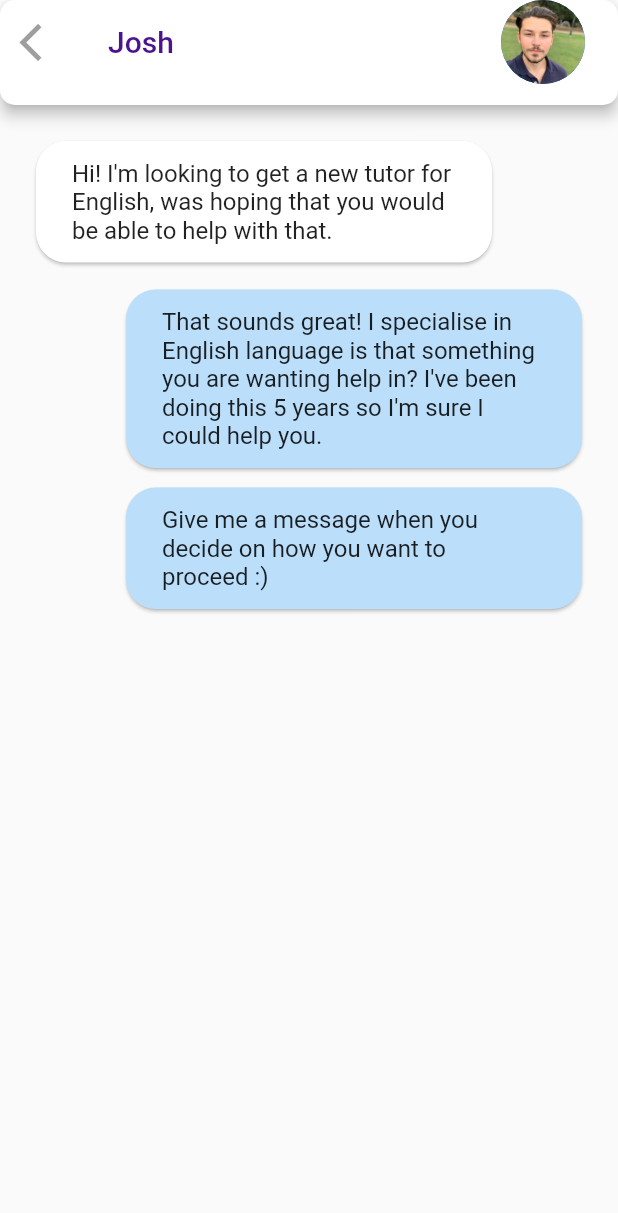
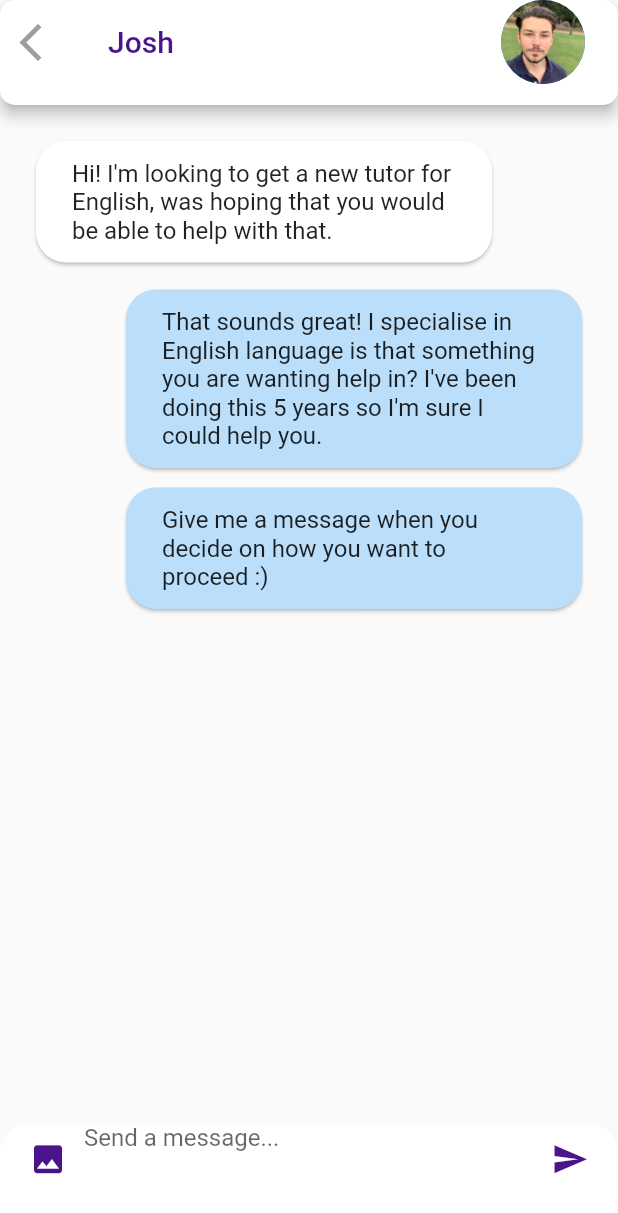
Before and after one commit to aj2109/Pocket-Pro, a Flutter app: the SearchPage screen opened directly, after a tap on the "message" icon, on a phone screen of 412 x 824 dp. Shown: the top 1213 px of the screen. Run offline on Flutter 3.47's test engine with Material 2 defaults, Android fonts, the phone set to English and light mode, and no system bars.

Commit message:
Chat UI mostly done

```diff
--- a/pocket_pro/lib/messaging_page.dart
+++ b/pocket_pro/lib/messaging_page.dart
@@ -1,4 +1,5 @@
 import 'package:flutter/material.dart';
+import 'package:flutter/rendering.dart';
 
 import 'home_page.dart';
 
@@ -56,7 +57,12 @@ class _MessagingPageState extends State<MessagingPage> {
             ),
           ),
         ),
-        body: ListView(
+        body: Column(
+          children: <Widget>[
+            Expanded(
+              child: ListView(
+                children: <Widget>[
+                  Column(
                     children: <Widget>[
                       Padding(
                         padding: const EdgeInsets.fromLTRB(20, 20, 80, 5),
@@ -91,11 +97,7 @@ class _MessagingPageState extends State<MessagingPage> {
                           ),
                         ),
                       ),
-            Row(
-              mainAxisAlignment: MainAxisAlignment.spaceEvenly,
-              children: <Widget>[
-                Expanded(
-                  child: Padding(
+                      Padding(
                         padding: const EdgeInsets.fromLTRB(80, 0, 20, 0),
                         child: Card(
                           color: Colors.blue[100],
@@ -112,8 +114,47 @@ class _MessagingPageState extends State<MessagingPage> {
                           ),
                         ),
                       ),
+                    ],
                   ),
                 ],
+              ),
+            ),
+            Container(
+              padding: EdgeInsets.symmetric(horizontal: 8.0),
+              height: 75.0,
+              decoration: BoxDecoration(
+                color: Colors.white,
+                borderRadius: BorderRadius.only(
+                  topLeft: Radius.circular(20),
+                  topRight: Radius.circular(20),
+                ),
+              ),
+              child: Row(
+                crossAxisAlignment: CrossAxisAlignment.start,
+                children: <Widget>[
+                  IconButton(
+                    icon: Icon(Icons.photo),
+                    iconSize: 25.0,
+                    color: Colors.purple[900],
+                    onPressed: () {},
+                  ),
+                  Expanded(
+                    child: TextField(
+                      textCapitalization: TextCapitalization.sentences,
+                      onChanged: (value) {},
+                      decoration: InputDecoration.collapsed(
+                        hintText: 'Send a message...',
+                      ),
+                    ),
+                  ),
+                  IconButton(
+                    icon: Icon(Icons.send),
+                    iconSize: 25.0,
+                    color: Colors.purple[900],
+                    onPressed: () {},
+                  ),
+                ],
+              ),
             ),
           ],
         ),
--- a/pocket_pro/lib/search_page.dart
+++ b/pocket_pro/lib/search_page.dart
@@ -142,7 +142,7 @@ class _SearchPageState extends State<SearchPage> {
                 child: AnimatedContainer(
                   height: _filterPressed ? 200 : 0,
                   width: MediaQuery.of(context).size.width,
-                  duration: Duration(milliseconds: 500),
+                  duration: Duration(milliseconds: 300),
                   curve: Curves.linear,
                   decoration: BoxDecoration(
                     color: Colors.white,
```
Lines whose indentation alone changed are shown as unchanged.
